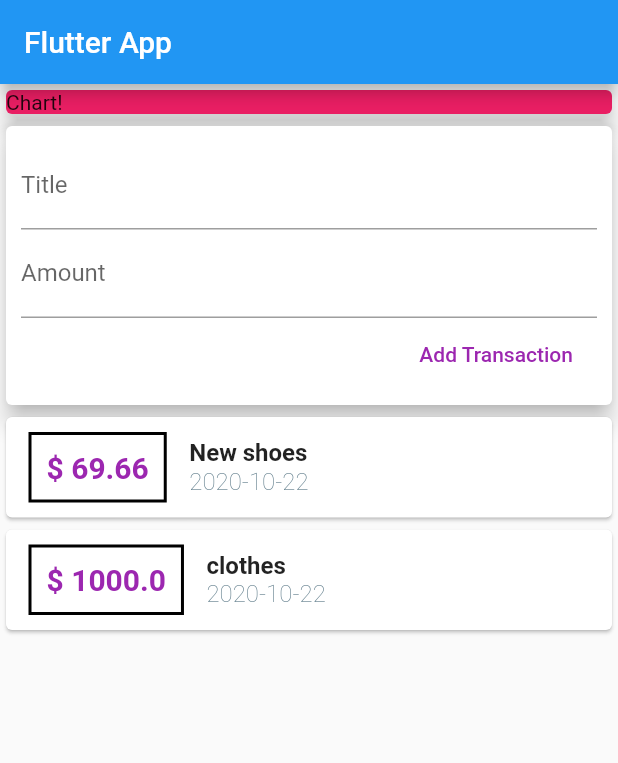
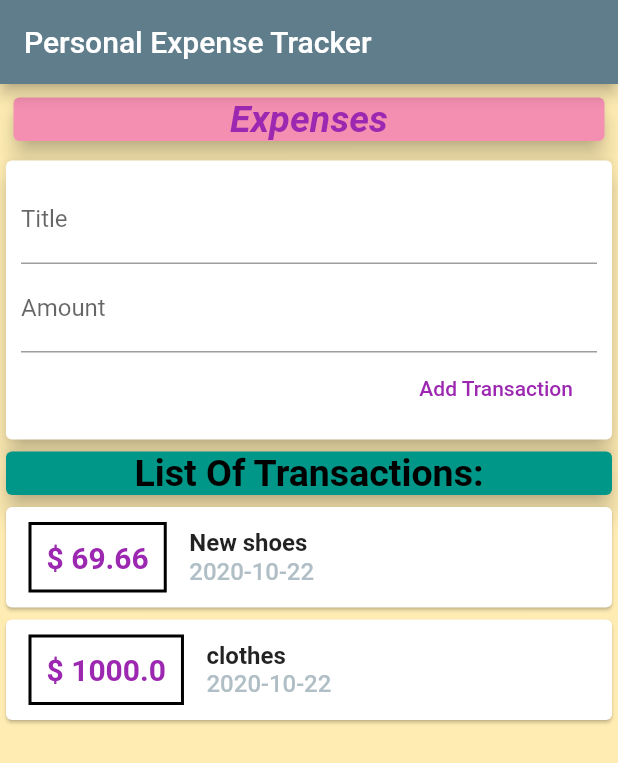
Before and after one commit to sanjoli63/Expense-tracker, a Flutter app: the screen it shows after launch, on a phone screen of 412 x 824 dp. Shown: the top 763 px of the screen. Run offline on Flutter 3.47's test engine with Material 2 defaults, Android fonts, the phone set to English and light mode, and no system bars.

Commit message:
second commit

```diff
--- a/lib/main.dart
+++ b/lib/main.dart
@@ -10,7 +10,7 @@ class MyApp extends StatelessWidget {
   @override
   Widget build(BuildContext context) {
     return MaterialApp(
-      title: 'Flutter App',
+      title: 'Personal Expense Tracker',
       home: MyHomePage(),
     );
   }
@@ -25,23 +25,38 @@ class MyHomePage extends StatelessWidget {
   Widget build(BuildContext context) {
     return Scaffold(
       appBar: AppBar(
-        title: Text('Flutter App'),
+        title: Text('Personal Expense Tracker'),
+        backgroundColor: Colors.blueGrey,
       ),
-      body: Column(
+      body: Container(
+        color: Colors.amber[100],
+        child: Column(
           // mainAxisAlignment: MainAxisAlignment.start,
           crossAxisAlignment: CrossAxisAlignment.stretch,
           children: <Widget>[
             Container(
+              padding: EdgeInsets.all(5),
               width: double.infinity,
               child: Card(
-              child: Text('Chart!'),
-              color: Colors.pink,
+                child: Center(
+                  child: Text(
+                    'Expenses',
+                    style: TextStyle(
+                      color: Colors.purple,
+                      fontStyle: FontStyle.italic,
+                      fontSize: 25,
+                      fontWeight: FontWeight.bold,
+                    ),
+                  ),
+                ),
+                color: Colors.pink[200],
                 elevation: 6,
               ),
             ),
             UserTransaction()
           ],
         ),
+      ),
     );
   }
 }
--- a/lib/widgets/transaction_list.dart
+++ b/lib/widgets/transaction_list.dart
@@ -48,8 +48,8 @@ class TransactionList extends StatelessWidget {
                       DateFormat('yyyy-MM-dd').format(tx.date),
                       style: TextStyle(
                         fontSize: 16,
-                        fontWeight: FontWeight.w200,
-                        color: Colors.blueGrey,
+                        fontWeight: FontWeight.w500,
+                        color: Colors.blueGrey[200],
                       ),
                     ),
                   ],
--- a/lib/widgets/user_transaction.dart
+++ b/lib/widgets/user_transaction.dart
@@ -39,11 +39,27 @@ class _UserTransactionState extends State<UserTransaction> {
 
   @override
   Widget build(BuildContext context) {
-    return Column(
-      children: <Widget>[
-        NewTransaction(_addNewTransaction),
-        TransactionList(_userTransactions),
-      ],
+    return Container(
+      child: Column(
+        children: <Widget>[
+          NewTransaction(_addNewTransaction),
+          Card(
+            child: Center(
+              child: Text(
+                'List Of Transactions:',
+                style: TextStyle(
+                  color: Colors.black,
+                  fontSize: 25,
+                  fontWeight: FontWeight.bold,
+                ),
+              ),
+            ),
+            color: Colors.teal,
+            elevation: 6,
+          ),
+          TransactionList(_userTransactions),
+        ],
+      ),
     );
   }
 }
```
Lines whose indentation alone changed are shown as unchanged.
